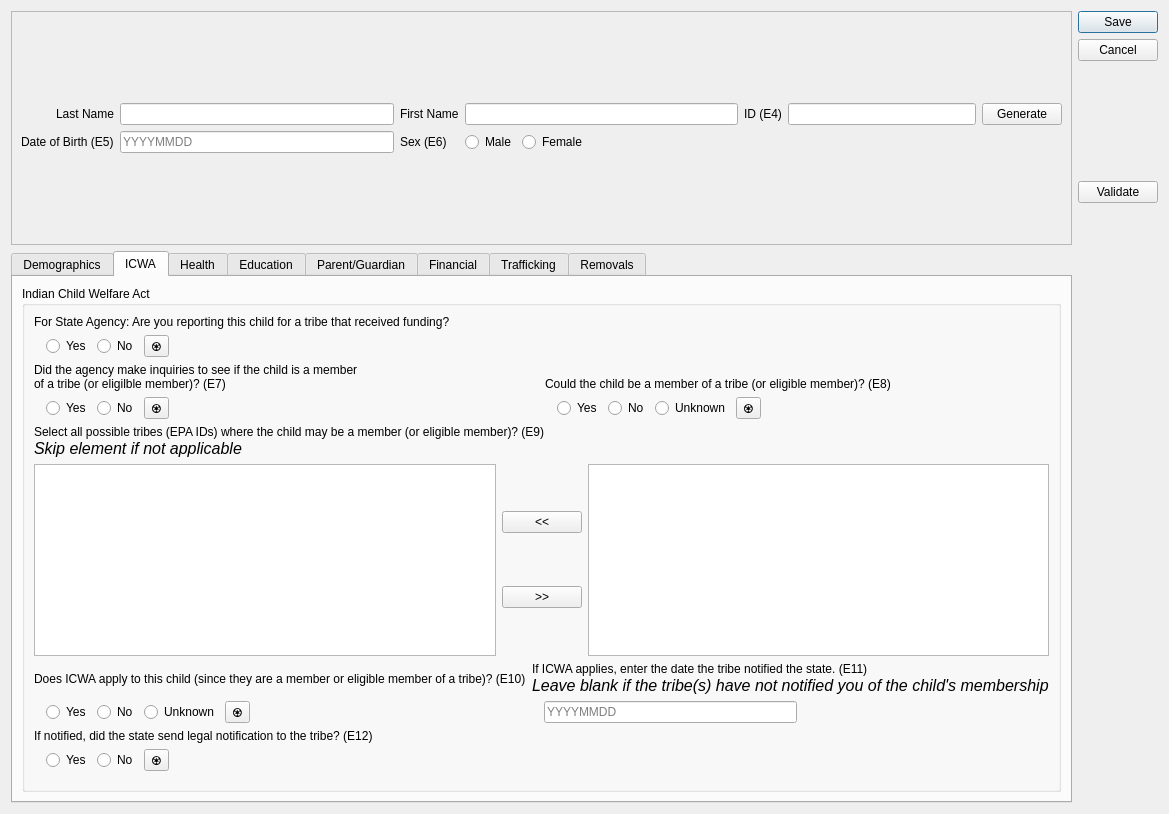
Before: the Qt Designer form ui/ui_childform.ui in zstamper/AFCARS-AXE, drawn with Qt 5.
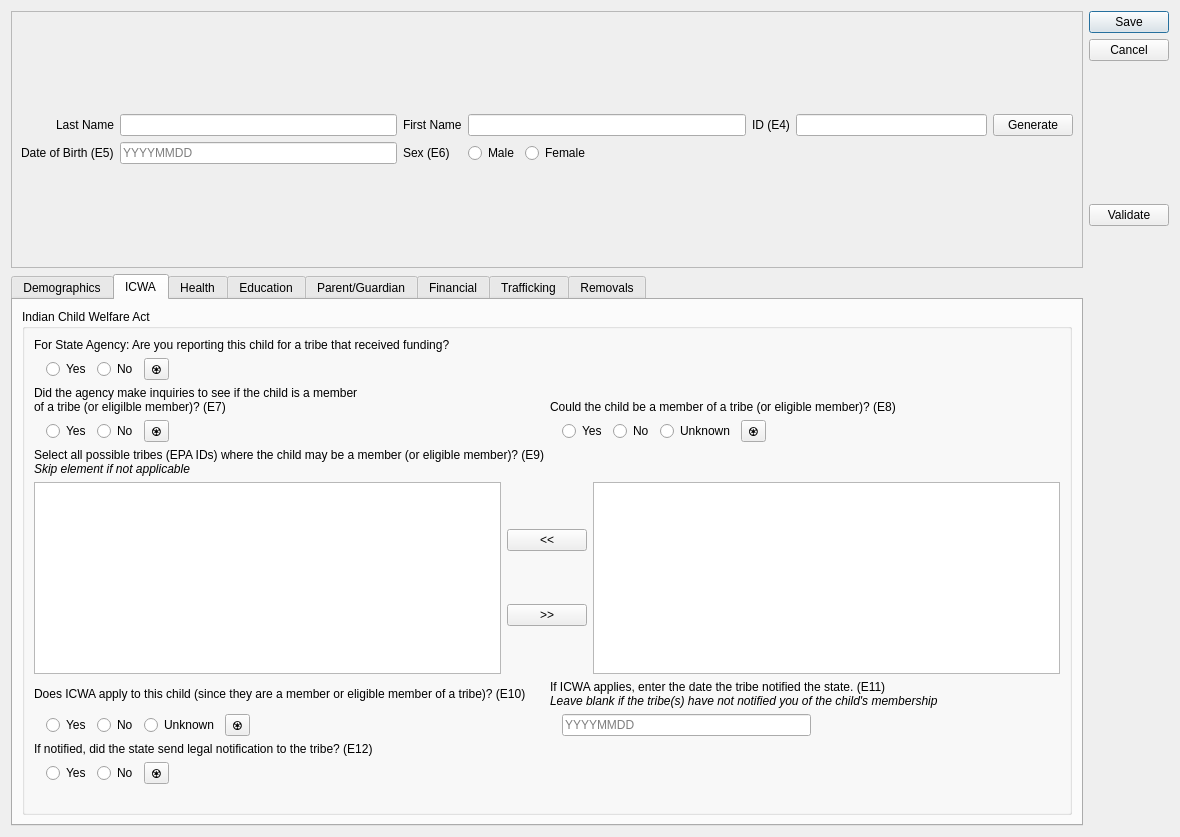
After: the same form once the commit is applied. The open tabs and pages were chosen to show the change.

Commit message: Issue 37 - fixed cases where some italics text was showing with an abnormal size

What changed in the file:
```diff
--- a/ui/ui_childform.ui
+++ b/ui/ui_childform.ui
@@ -6,8 +6,8 @@
    <rect>
     <x>0</x>
     <y>0</y>
-    <width>1162</width>
-    <height>814</height>
+    <width>1180</width>
+    <height>837</height>
    </rect>
   </property>
   <property name="windowTitle">
@@ -735,7 +735,7 @@
             <item>
              <widget class="QLabel" name="label_8">
               <property name="text">
-               <string>&lt;html&gt;&lt;head/&gt;&lt;body&gt;&lt;p&gt;Select all possible tribes (EPA IDs) where the child may be a member (or eligible member)? (E9)&lt;br/&gt;&lt;span style=&quot; font-size:12pt; font-style:italic;&quot;&gt;Skip element if not applicable&lt;/span&gt;&lt;/p&gt;&lt;/body&gt;&lt;/html&gt;</string>
+               <string>Select all possible tribes (EPA IDs) where the child may be a member (or eligible member)? (E9)&lt;br/&gt;&lt;i&gt;Skip element if not applicable&lt;/i&gt;</string>
               </property>
              </widget>
             </item>
@@ -861,7 +861,7 @@
                 <item>
                  <widget class="QLabel" name="label_9">
                   <property name="text">
-                   <string>&lt;html&gt;&lt;head/&gt;&lt;body&gt;&lt;p&gt;If ICWA applies, enter the date the tribe notified the state. (E11)&lt;br/&gt;&lt;span style=&quot; font-size:12pt; font-style:italic;&quot;&gt;Leave blank if the tribe(s) have not notified you of the child's membership&lt;/span&gt;&lt;/p&gt;&lt;/body&gt;&lt;/html&gt;</string>
+                   <string>If ICWA applies, enter the date the tribe notified the state. (E11)&lt;br/&gt;&lt;i&gt;Leave blank if the tribe(s) have not notified you of the child's membership&lt;/i&gt;</string>
                   </property>
                  </widget>
                 </item>
```
Left out of the diff: 35 changed lines with no effect on the pictures.
